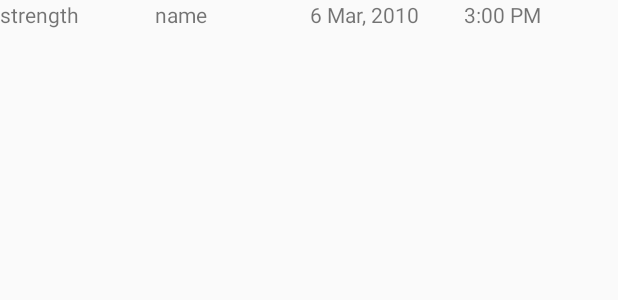
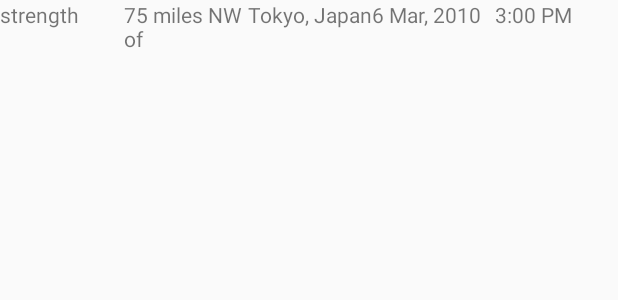
Before and after one commit to orrpeles/androidDevJsonArrayList, an Android app: the layout model.xml on its own in the app's theme, with its tools: preview values and no code run, on a phone screen of 412 x 824 dp. Shown: the top 300 px of the screen. Run offline under Robolectric (Android 15) with nearby library versions, the phone set to English and light mode, and no system bars.

```diff
--- a/app/src/main/res/layout/model.xml
+++ b/app/src/main/res/layout/model.xml
@@ -2,36 +2,41 @@
 <LinearLayout xmlns:android="http://schemas.android.com/apk/res/android"
     android:layout_width="match_parent"
     android:layout_height="match_parent"
-    android:orientation="horizontal"
-    android:weightSum="100">
+    android:orientation="horizontal">
 
     <TextView
         android:layout_width="match_parent"
-        android:layout_height="30dp"
+        android:layout_height="match_parent"
         android:id="@+id/magnitude"
         android:text="strength"
-        android:layout_weight="25.0"/>
+        android:layout_weight="1"/>
 
     <TextView
         android:layout_width="match_parent"
-        android:layout_height="30dp"
-        android:id="@+id/location"
-        android:text="name"
-        android:layout_weight="25.0"/>
+        android:layout_height="match_parent"
+        android:id="@+id/locationOffset"
+        android:text="75 miles NW of"
+        android:layout_weight="1"/>
+    <TextView
+        android:layout_width="match_parent"
+        android:layout_height="match_parent"
+        android:id="@+id/locationPrimary"
+        android:text="Tokyo, Japan"
+        android:layout_weight="1"/>
 
     <TextView
         android:layout_width="match_parent"
-        android:layout_height="30dp"
+        android:layout_height="match_parent"
         android:id="@+id/date"
         android:text="6 Mar, 2010"
-        android:layout_weight="25.0"/>
+        android:layout_weight="1"/>
 
     <TextView
         android:layout_width="match_parent"
-        android:layout_height="30dp"
+        android:layout_height="match_parent"
         android:id="@+id/time"
         android:text="3:00 PM"
-        android:layout_weight="25.0"/>
+        android:layout_weight="1"/>
 
 
 </LinearLayout>
--- a/app/src/main/res/values/strings.xml
+++ b/app/src/main/res/values/strings.xml
@@ -1,3 +1,6 @@
 <resources>
     <string name="app_name">customAdapter4</string>
+    <!-- Default text to show with the earthquake location ("Near the Pacific-Antarctic Ridge")
+  if no specific kilometer distance from the primary location is given [CHAR LIMIT=30] -->
+    <string name="near_the">Near the</string>
 </resources>
```
Also changed, not shown: app/src/main/java/com/example/customadapter4/earthquakeAdapter.java (+23 -3 lines).
